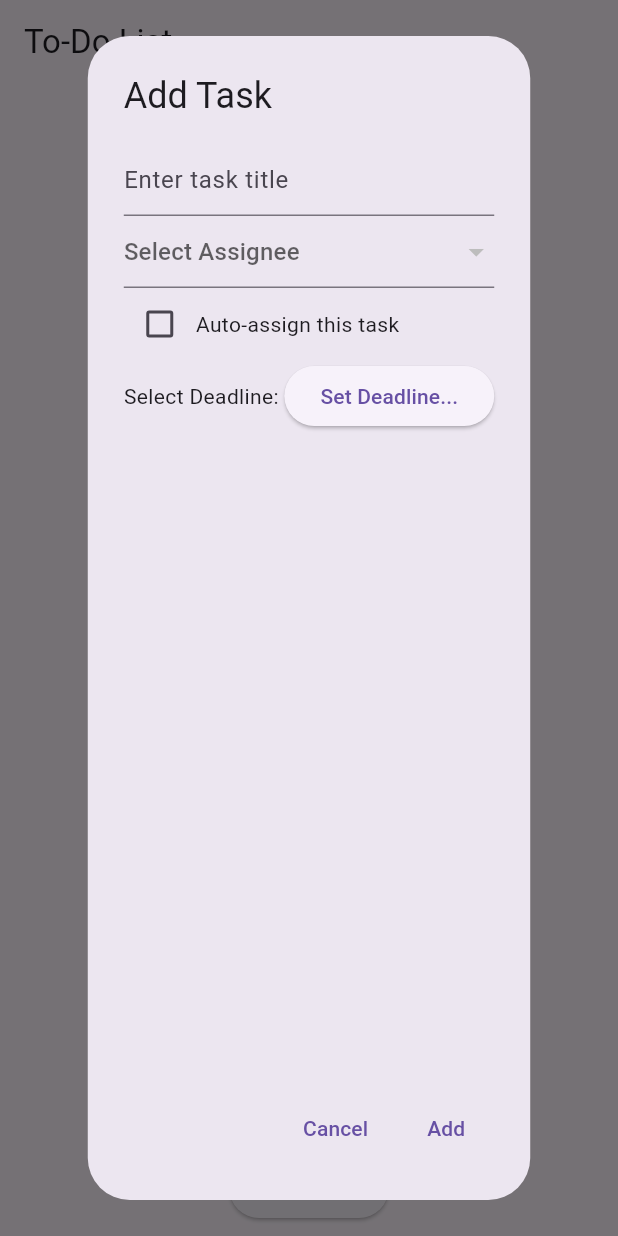
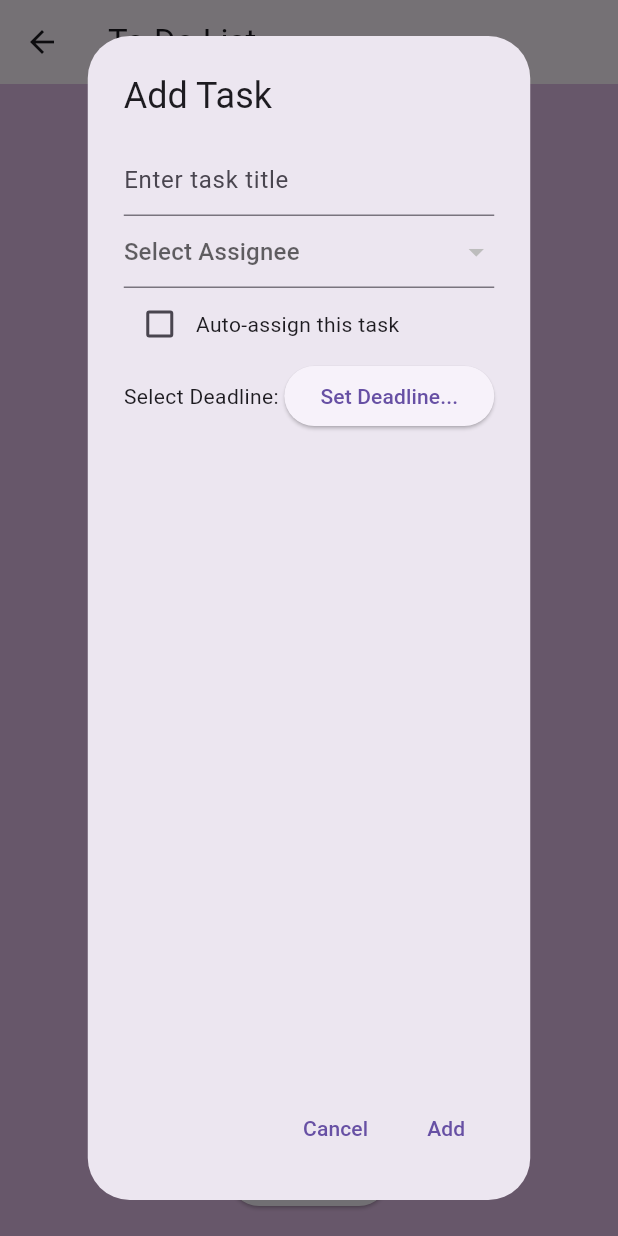
Before and after one commit to emily-wax/Team_Charmander, a Flutter app: the ToDoList screen opened directly, after a tap on "Add Task", on a phone screen of 412 x 824 dp. Run offline on Flutter 3.47's test engine with Material 3 defaults, Android fonts, the phone set to English and light mode, and no system bars; our stand-ins replace cloud_firestore, firebase_auth, firebase_core, syncfusion_flutter_calendar; accounts and stored records are empty.

Commit message:
make chores consistent color/header with rest of app

```diff
--- a/flutter_application/lib/HomePage.dart
+++ b/flutter_application/lib/HomePage.dart
@@ -45,7 +45,7 @@ class HomePage extends StatelessWidget {
                 onPressed: () {
                   Navigator.push(
                     context,
-                    MaterialPageRoute(builder: (context) => Chores()),
+                    MaterialPageRoute(builder: (context) => ToDoList()),
                   );
                 },
                 child: const Text(
--- a/flutter_application/lib/chores_page.dart
+++ b/flutter_application/lib/chores_page.dart
@@ -1,20 +1,28 @@
 import 'package:flutter/material.dart';
 import 'package:cloud_firestore/cloud_firestore.dart';
 
-void main() {
-  runApp(Chores());
-}
+// void main() {
+//   runApp(Chores());
+// }
 
-class Chores extends StatelessWidget {
-  @override
-  Widget build(BuildContext context) {
-    return MaterialApp(
-      home: ToDoList(),
-    );
-  }
-}
+// class Chores extends StatelessWidget {
+//   @override
+//   Widget build(BuildContext context) {
+//     return MaterialApp(
+//       home: ToDoList(),
+//     );
+//   }
+// }
+
+
+// class ToDoList extends StatefulWidget {
+//   @override
+//   _ToDoListState createState() => _ToDoListState();
+// }
 
 class ToDoList extends StatefulWidget {
+  const ToDoList({Key? key}) : super(key: key);
+
   @override
   _ToDoListState createState() => _ToDoListState();
 }
@@ -83,7 +91,11 @@ class _ToDoListState extends State<ToDoList> {
       appBar: AppBar(
         title: const Text('To-Do List'),
       ),
-      body: Column(
+      body: Container(
+        padding: EdgeInsets.all(8),
+        color: Colors.purple[100],
+
+        child: Column(
           children: [
             Expanded(
               child: StreamBuilder<QuerySnapshot>(
@@ -152,6 +164,7 @@ class _ToDoListState extends State<ToDoList> {
               ),
             ),
           ],
+        ),
       ),
     );
   }
```
Lines whose indentation alone changed are shown as unchanged.
